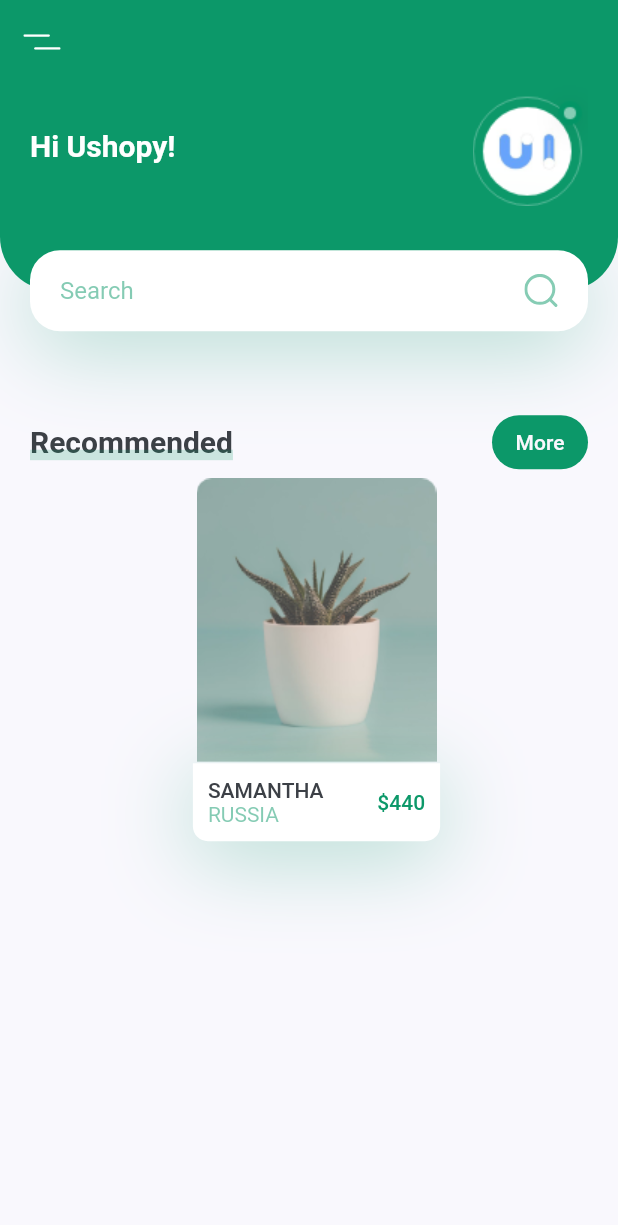
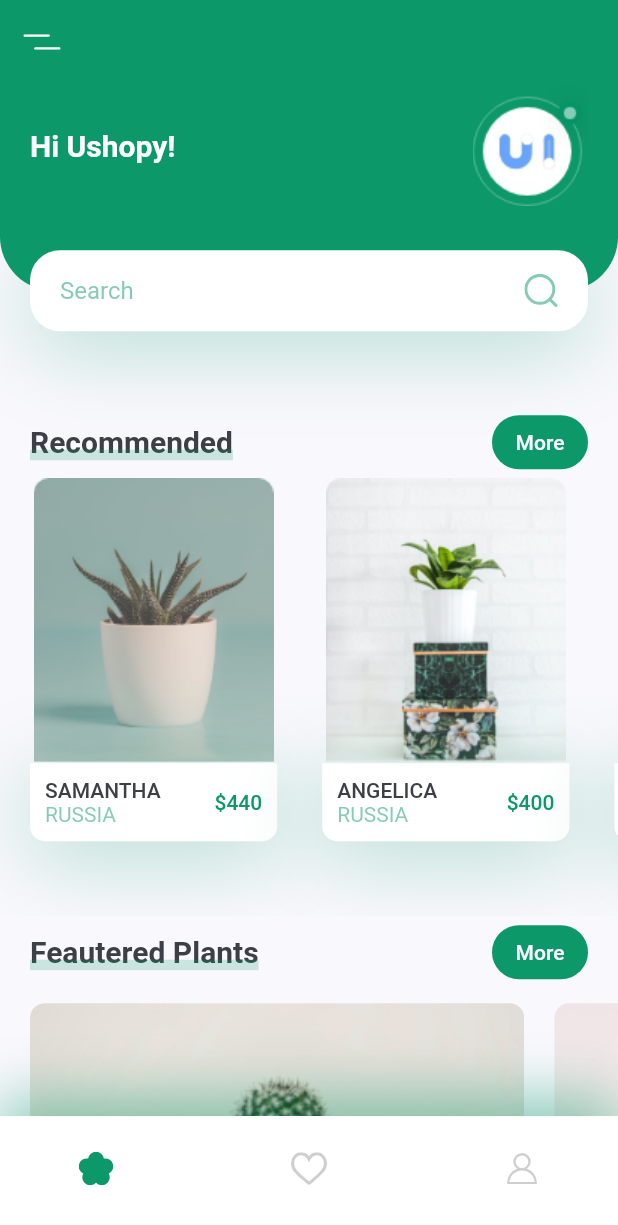
Before and after one commit to AkhlaqShaikh1/Plant-App-UI, a Flutter app: the screen it shows after launch, on a phone screen of 412 x 824 dp. Shown: the top 1225 px of the screen. Run offline on Flutter 3.47's test engine with Material 2 defaults, Android fonts, the light colour scheme and no system bars; our stand-ins replace flutter_svg.

Commit message:
HomePage Complete

```diff
--- /dev/null
+++ b/lib/components/bottom_nav_bar.dart
@@ -0,0 +1,48 @@
+import 'package:flutter/material.dart';
+import 'package:flutter_svg/flutter_svg.dart';
+
+import '../screens/home/constants.dart';
+
+class BottomNavBar extends StatelessWidget {
+  const BottomNavBar({
+    Key? key,
+  }) : super(key: key);
+
+  @override
+  Widget build(BuildContext context) {
+    return Container(
+        padding: const EdgeInsets.only(
+          left: kDefaultPadding * 2,
+          right: kDefaultPadding * 2,
+          bottom: kDefaultPadding / 2,
+        ),
+        height: 80,
+        decoration: BoxDecoration(
+          color: Colors.white,
+          boxShadow: [
+            BoxShadow(
+              offset: const Offset(0, -10),
+              blurRadius: 35,
+              color: kPrimaryColor.withOpacity(0.5),
+            ),
+          ],
+        ),
+        child: Row(
+          mainAxisAlignment: MainAxisAlignment.spaceBetween,
+          children: [
+            IconButton(
+              onPressed: () {},
+              icon: SvgPicture.asset("assets/icons/flower.svg"),
+            ),
+            IconButton(
+              onPressed: () {},
+              icon: SvgPicture.asset("assets/icons/heart-icon.svg"),
+            ),
+            IconButton(
+              onPressed: () {},
+              icon: SvgPicture.asset("assets/icons/user-icon.svg"),
+            ),
+          ],
+        ));
+  }
+}
--- a/lib/screens/home/components/body.dart
+++ b/lib/screens/home/components/body.dart
@@ -1,7 +1,9 @@
 import 'package:flutter/material.dart';
 import 'package:plantapp_ui/screens/home/constants.dart';
 
+import 'feautured_plants.dart';
 import 'header_with_search_bar.dart';
+import 'recommended_card.dart';
 import 'title_with_more_btn.dart';
 
 class Body extends StatelessWidget {
@@ -19,64 +21,15 @@ class Body extends StatelessWidget {
             title: "Recommended",
             press: () {},
           ),
-        Container(
-          margin: const EdgeInsets.only(
-            left: kDefaultPadding,
-            right: kDefaultPadding / 2,
-            bottom: kDefaultPadding * 2.5,
+          const RecommendedPlants(),
+          TitleWithMoreBtn(
+            title: "Feautered Plants",
+            press: () {},
           ),
-          width: size.width * 0.4,
-          child: Column(
-            children: [
-              Image.asset("assets/logos/image_1.png"),
-              Container(
-                padding: const EdgeInsets.all(kDefaultPadding / 2),
-                decoration: BoxDecoration(
-                  borderRadius: const BorderRadius.only(
-                    bottomLeft: Radius.circular(10),
-                    bottomRight: Radius.circular(10),
-                  ),
-                  color: Colors.white,
-                  boxShadow: [
-                    BoxShadow(
-                      offset: const Offset(0, 10),
-                      blurRadius: 50,
-                      color: kPrimaryColor.withOpacity(0.3),
-                    ),
+          const FeauturedPlants(),
+          const SizedBox(height: kDefaultPadding)
         ],
       ),
-                child: Row(
-                  children: [
-                    RichText(
-                      text: TextSpan(
-                        children: [
-                          TextSpan(
-                            text: "Samantha\n".toUpperCase(),
-                            style: Theme.of(context).textTheme.button,
-                          ),
-                          TextSpan(
-                            text: "Russia".toUpperCase(),
-                            style: TextStyle(
-                              color: kPrimaryColor.withOpacity(0.5),
-                            ),
-                          ),
-                        ],
-                      ),
-                    ),
-                    const Spacer(),
-                    Text(
-                      "\$440",
-                      style: Theme.of(context).textTheme.button?.copyWith(
-                            color: kPrimaryColor,
-                          ),
-                    ),
-                  ],
-                ),
-              ),
-            ],
-          ),
-        )
-      ],
-    ));
+    );
   }
 }
--- /dev/null
+++ b/lib/screens/home/components/feautured_plants.dart
@@ -0,0 +1,62 @@
+import 'package:flutter/material.dart';
+
+import '../constants.dart';
+
+class FeauturedPlants extends StatelessWidget {
+  const FeauturedPlants({
+    Key? key,
+  }) : super(key: key);
+
+  @override
+  Widget build(BuildContext context) {
+    return SingleChildScrollView(
+      scrollDirection: Axis.horizontal,
+      child: Row(
+        children: [
+          FeaturePlantCard(
+            image: "assets/logos/bottom_img_1.png",
+            press: () {},
+          ),
+          FeaturePlantCard(
+            image: "assets/logos/bottom_img_2.png",
+            press: () {},
+          ),
+        ],
+      ),
+    );
+  }
+}
+
+class FeaturePlantCard extends StatelessWidget {
+  const FeaturePlantCard({
+    Key? key,
+    required this.image,
+    required this.press,
+  }) : super(key: key);
+
+  final String image;
+  final VoidCallback press;
+  @override
+  Widget build(BuildContext context) {
+    Size size = MediaQuery.of(context).size;
+    return GestureDetector(
+      onTap: press,
+      child: Container(
+        margin: const EdgeInsets.only(
+          left: kDefaultPadding,
+          top: kDefaultPadding / 2,
+          bottom: kDefaultPadding / 2,
+        ),
+        width: size.width * 0.8,
+        height: 185,
+        decoration: BoxDecoration(
+          borderRadius: BorderRadius.circular(10),
+          image: DecorationImage(
+            fit: BoxFit.cover,
+            image: AssetImage(image),
+          ),
+        ),
+      ),
+    );
+  }
+}
--- a/lib/screens/home/components/home_screen.dart
+++ b/lib/screens/home/components/home_screen.dart
@@ -1,6 +1,9 @@
 import 'package:flutter/material.dart';
 import 'package:flutter_svg/flutter_svg.dart';
 import 'package:plantapp_ui/screens/home/components/body.dart';
+import 'package:plantapp_ui/screens/home/constants.dart';
+
+import '../../../components/bottom_nav_bar.dart';
 
 class HomeScreen extends StatelessWidget {
   const HomeScreen({Key? key}) : super(key: key);
@@ -10,6 +13,7 @@ class HomeScreen extends StatelessWidget {
     return Scaffold(
       appBar: buildAppBar(context),
       body: const Body(),
+      bottomNavigationBar: const BottomNavBar(),
     );
   }
 
--- /dev/null
+++ b/lib/screens/home/components/recommended_card.dart
@@ -0,0 +1,122 @@
+import 'package:flutter/material.dart';
+
+import '../constants.dart';
+
+class RecommendedPlants extends StatelessWidget {
+  const RecommendedPlants({
+    Key? key,
+  }) : super(key: key);
+
+  @override
+  Widget build(BuildContext context) {
+    return SingleChildScrollView(
+      scrollDirection: Axis.horizontal,
+      child: Row(
+        children: [
+          RecommendedPlantCard(
+            title: "Samantha",
+            country: 'Russia',
+            image: "assets/logos/image_1.png",
+            price: 440,
+            press: () {},
+          ),
+          RecommendedPlantCard(
+            title: "Angelica",
+            country: 'Russia',
+            image: "assets/logos/image_2.png",
+            price: 400,
+            press: () {},
+          ),
+          RecommendedPlantCard(
+            title: "Oliver",
+            country: 'Russia',
+            image: "assets/logos/image_3.png",
+            price: 340,
+            press: () {},
+          ),
+        ],
+      ),
+    );
+  }
+}
+
+// ignore: must_be_immutable
+class RecommendedPlantCard extends StatelessWidget {
+  const RecommendedPlantCard({
+    Key? key,
+    required this.title,
+    required this.country,
+    required this.image,
+    required this.price,
+    required this.press,
+  }) : super(key: key);
+
+  final String title, country, image;
+  final int price;
+  final VoidCallback? press;
+
+  @override
+  Widget build(BuildContext context) {
+    Size size = MediaQuery.of(context).size;
+    return Container(
+      margin: const EdgeInsets.only(
+        left: kDefaultPadding,
+        right: kDefaultPadding / 2,
+        bottom: kDefaultPadding * 2.5,
+      ),
+      width: size.width * 0.4,
+      child: Column(
+        children: [
+          Image.asset(image),
+          GestureDetector(
+            onTap: press,
+            child: Container(
+              padding: const EdgeInsets.all(kDefaultPadding / 2),
+              decoration: BoxDecoration(
+                borderRadius: const BorderRadius.only(
+                  bottomLeft: Radius.circular(10),
+                  bottomRight: Radius.circular(10),
+                ),
+                color: Colors.white,
+                boxShadow: [
+                  BoxShadow(
+                    offset: const Offset(0, 10),
+                    blurRadius: 50,
+                    color: kPrimaryColor.withOpacity(0.3),
+                  ),
+                ],
+              ),
+              child: Row(
+                children: [
+                  RichText(
+                    text: TextSpan(
+                      children: [
+                        TextSpan(
+                          text: "$title\n".toUpperCase(),
+                          style: Theme.of(context).textTheme.button,
+                        ),
+                        TextSpan(
+                          text: country.toUpperCase(),
+                          style: TextStyle(
+                            color: kPrimaryColor.withOpacity(0.5),
+                          ),
+                        ),
+                      ],
+                    ),
+                  ),
+                  const Spacer(),
+                  Text(
+                    "\$$price",
+                    style: Theme.of(context).textTheme.button?.copyWith(
+                          color: kPrimaryColor,
+                        ),
+                  ),
+                ],
+              ),
+            ),
+          ),
+        ],
+      ),
+    );
+  }
+}
```
Also changed, not shown: 1 other file. Lines whose indentation alone changed are shown as unchanged.
